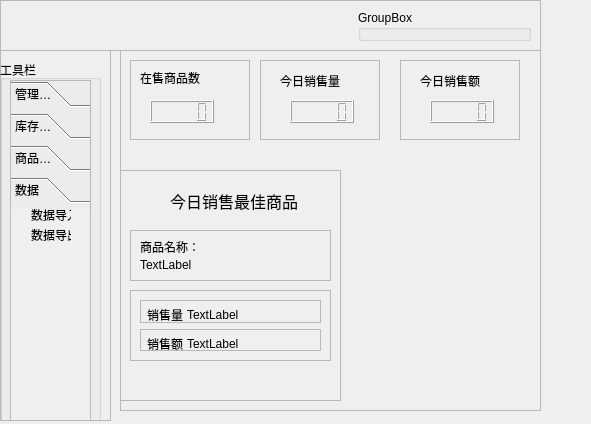
Old version of the form usepage.ui in the repository chen03-1/qt-shopping.
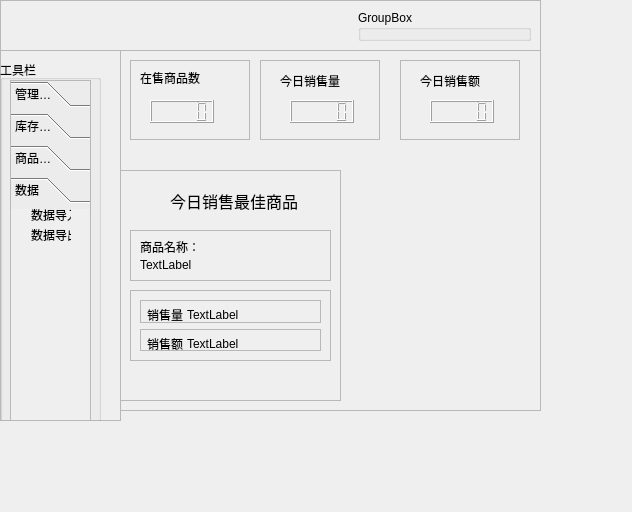
New version of the form. The open tabs and pages were chosen to show the change.

Commit message: 实现登录界面和用户界面跳转，未实现记住密码（重新登录时还能显示上次登录过的账号和密码）

The edit to the form file:
```diff
--- a/usepage.ui
+++ b/usepage.ui
@@ -6,8 +6,8 @@
    <rect>
     <x>0</x>
     <y>0</y>
-    <width>591</width>
-    <height>424</height>
+    <width>632</width>
+    <height>512</height>
    </rect>
   </property>
   <property name="windowTitle">
@@ -344,7 +344,7 @@
     <rect>
      <x>0</x>
      <y>50</y>
-     <width>111</width>
+     <width>121</width>
      <height>371</height>
     </rect>
    </property>
```
Left out of the diff: 28 changed lines with no effect on the pictures. The commit also changes 6 other files.
